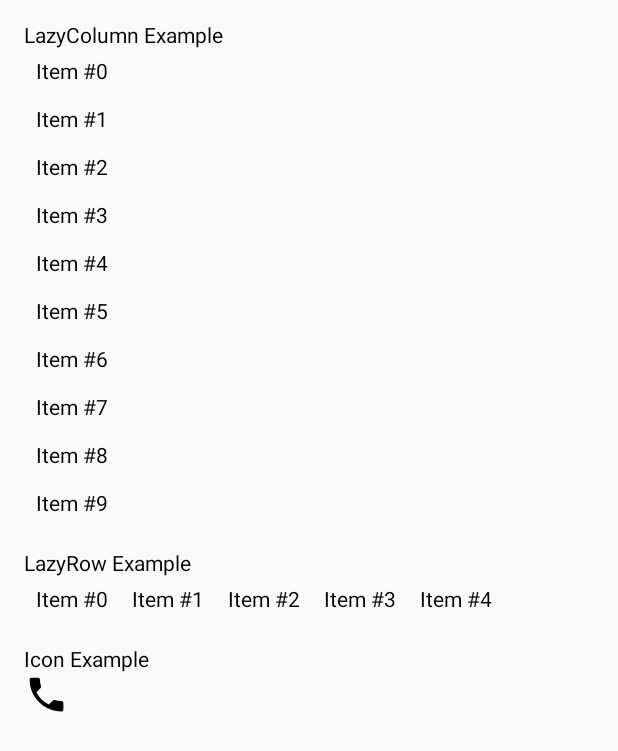
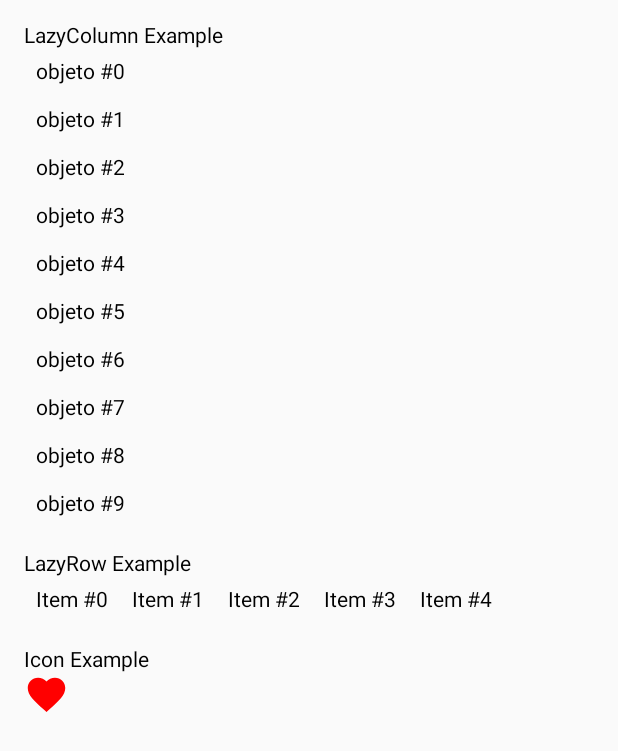
Before and after one commit to ZBarreda-tecsup/Lab04, an Android app built with Jetpack Compose: the screen it shows after launch (MainActivity), on a phone screen of 412 x 824 dp. Shown: the top 751 px of the screen. Run offline under Robolectric (Android 15) with nearby library versions, the phone set to English and light mode, and no system bars.

Commit message:
Fusionar y actualizar componentes en main

```diff
--- a/app/src/main/java/com/example/moviecontrol/MainActivity.kt
+++ b/app/src/main/java/com/example/moviecontrol/MainActivity.kt
@@ -47,7 +47,7 @@ fun MyScreen() {
 fun MyLazyColumn() {
     LazyColumn {
         items(10) { index ->
-            Text(text = "Item #$index", modifier = Modifier.padding(8.dp))
+            Text(text = "objeto #$index", modifier = Modifier.padding(8.dp))
         }
     }
 }
@@ -64,11 +64,14 @@ fun MyLazyRow() {
 @Composable
 fun MyIcon() {
     Icon(
-        imageVector = Icons.Filled.Phone, // Icono de teléfono
+        imageVector = Icons.Filled.Favorite, // Icono de teléfono
         contentDescription = "Phone Icon",
+        tint = Color.Red,
         modifier = Modifier.size(30.dp)
     )
 }
+
+
 
 @Preview(showBackground = true)
 @Composable
```
